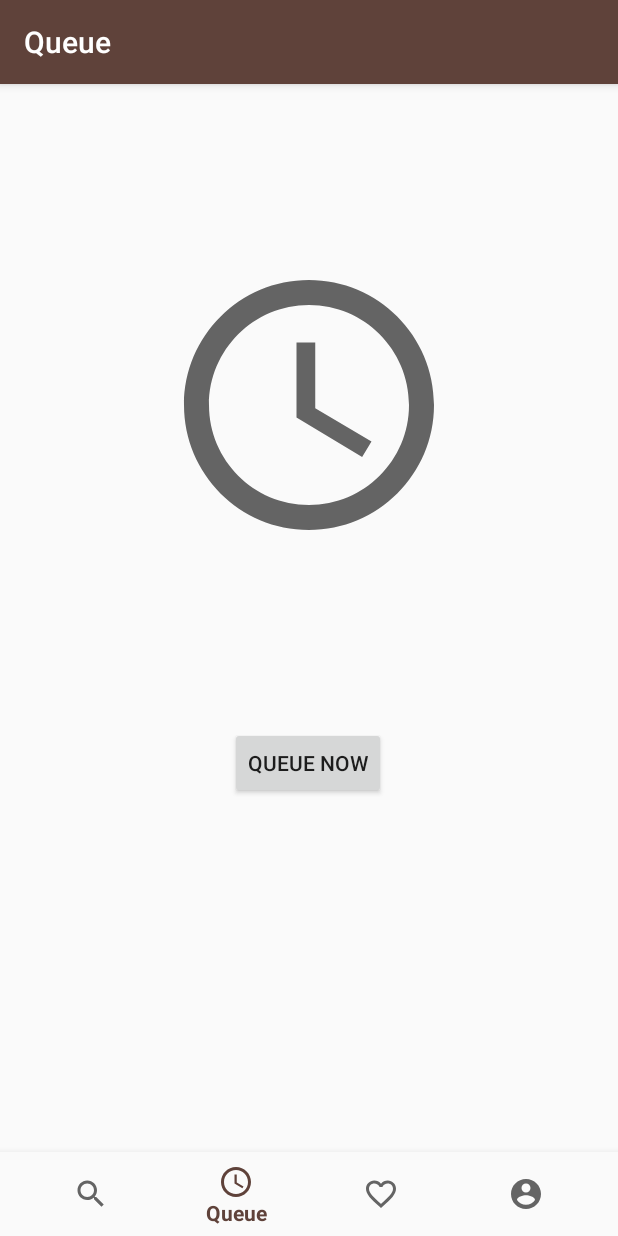
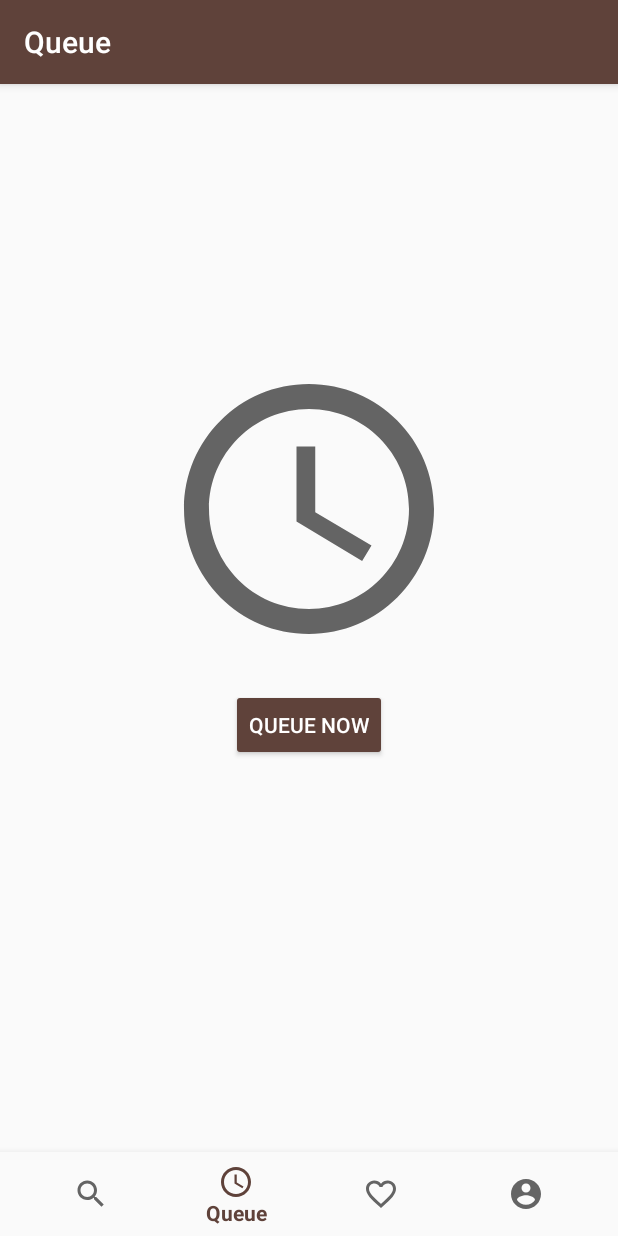
Before and after one commit to esinarta/LoCafe, an Android app: the QueueFragment screen opened through its navigation route, on a phone screen of 412 x 824 dp. Run offline under Robolectric (Android 15) with nearby library versions, the phone set to English and light mode, and no system bars; our stand-ins replace navigation-ui.

Commit message:
styled search box and buttons for search and queue pages

```diff
--- a/app/src/main/res/layout/fragment_queue.xml
+++ b/app/src/main/res/layout/fragment_queue.xml
@@ -1,80 +1,76 @@
 <?xml version="1.0" encoding="utf-8"?>
-<androidx.constraintlayout.widget.ConstraintLayout xmlns:android="http://schemas.android.com/apk/res/android"
+<LinearLayout xmlns:android="http://schemas.android.com/apk/res/android"
     xmlns:app="http://schemas.android.com/apk/res-auto"
     xmlns:tools="http://schemas.android.com/tools"
     android:layout_width="match_parent"
     android:layout_height="match_parent"
+    android:orientation="vertical"
     tools:context=".ui.queue.QueueFragment">
 
-    <androidx.constraintlayout.widget.ConstraintLayout
-        android:id="@+id/queue_queued_layout"
-        android:layout_width="match_parent"
-        android:layout_height="match_parent"
-        android:visibility="gone">
+<!--    <androidx.constraintlayout.widget.ConstraintLayout-->
+<!--        android:id="@+id/queue_queued_layout"-->
+<!--        android:layout_width="match_parent"-->
+<!--        android:layout_height="match_parent"-->
+<!--        android:visibility="gone">-->
 
-        <Button
-            android:id="@+id/unqueue"
-            android:layout_width="wrap_content"
-            android:layout_height="wrap_content"
-            android:layout_marginStart="148dp"
-            android:layout_marginTop="56dp"
-            android:text="@string/queue_unqueue"
-            android:textAlignment="center"
-            app:layout_constraintStart_toStartOf="parent"
-            app:layout_constraintTop_toBottomOf="@+id/queue_number" />
+<!--        <Button-->
+<!--            android:id="@+id/unqueue"-->
+<!--            android:layout_width="wrap_content"-->
+<!--            android:layout_height="wrap_content"-->
+<!--            android:layout_marginStart="148dp"-->
+<!--            android:layout_marginTop="56dp"-->
+<!--            android:text="@string/queue_unqueue"-->
+<!--            android:textAlignment="center"-->
+<!--            app:layout_constraintStart_toStartOf="parent"-->
+<!--            app:layout_constraintTop_toBottomOf="@+id/queue_number" />-->
 
-        <TextView
-            android:id="@+id/queue_number"
-            android:layout_width="208dp"
-            android:layout_height="97dp"
-            android:layout_marginStart="101dp"
-            android:layout_marginTop="71dp"
-            android:text="@string/queue_number_ph"
-            android:textAlignment="center"
-            android:textSize="72sp"
-            app:layout_constraintStart_toStartOf="parent"
-            app:layout_constraintTop_toBottomOf="@+id/queue_text_queued" />
+<!--        <TextView-->
+<!--            android:id="@+id/queue_number"-->
+<!--            android:layout_width="208dp"-->
+<!--            android:layout_height="97dp"-->
+<!--            android:layout_marginStart="101dp"-->
+<!--            android:layout_marginTop="71dp"-->
+<!--            android:text="@string/queue_number_ph"-->
+<!--            android:textAlignment="center"-->
+<!--            android:textSize="72sp"-->
+<!--            app:layout_constraintStart_toStartOf="parent"-->
+<!--            app:layout_constraintTop_toBottomOf="@+id/queue_text_queued" />-->
 
-        <TextView
-            android:id="@+id/queue_text_queued"
-            android:layout_width="340dp"
-            android:layout_height="52dp"
-            android:layout_marginStart="35dp"
-            android:layout_marginTop="143dp"
-            android:text="@string/queue_text_queued"
-            android:textAlignment="textStart"
-            android:textSize="24sp"
-            app:layout_constraintStart_toStartOf="parent"
-            app:layout_constraintTop_toTopOf="parent" />
-    </androidx.constraintlayout.widget.ConstraintLayout>
+<!--        <TextView-->
+<!--            android:id="@+id/queue_text_queued"-->
+<!--            android:layout_width="340dp"-->
+<!--            android:layout_height="52dp"-->
+<!--            android:layout_marginStart="35dp"-->
+<!--            android:layout_marginTop="143dp"-->
+<!--            android:text="@string/queue_text_queued"-->
+<!--            android:textAlignment="textStart"-->
+<!--            android:textSize="24sp"-->
+<!--            app:layout_constraintStart_toStartOf="parent"-->
+<!--            app:layout_constraintTop_toTopOf="parent" />-->
+<!--    </androidx.constraintlayout.widget.ConstraintLayout>-->
 
-    <androidx.constraintlayout.widget.ConstraintLayout
+    <LinearLayout
         android:id="@+id/queue_unqueued_layout"
         android:layout_width="match_parent"
         android:layout_height="match_parent"
-        tools:layout_editor_absoluteX="77dp"
-        tools:layout_editor_absoluteY="59dp">
+        android:orientation="vertical">
 
         <TextView
             android:id="@+id/text_queue"
             android:layout_width="match_parent"
             android:layout_height="wrap_content"
-            android:layout_marginTop="316dp"
+            android:layout_marginTop="100dp"
             android:text="@string/queue_text_unqueued"
             android:textAlignment="center"
             android:textSize="20sp"
             app:layout_constraintStart_toStartOf="parent"
             app:layout_constraintTop_toTopOf="parent" />
 
-        <Button
-            android:id="@+id/queue_now"
+        <LinearLayout
             android:layout_width="wrap_content"
             android:layout_height="wrap_content"
-            android:layout_marginStart="153dp"
-            android:layout_marginTop="29dp"
-            android:text="@string/queue_queuenow"
-            app:layout_constraintStart_toStartOf="parent"
-            app:layout_constraintTop_toBottomOf="@+id/text_queue" />
+            android:orientation="vertical"
+            android:layout_gravity="center">
 
             <ImageView
                 android:id="@+id/queue_image"
@@ -82,11 +78,21 @@
                 android:layout_height="200dp"
                 android:layout_gravity="center"
                 android:contentDescription="Account Icon"
-            android:src="@drawable/ic_baseline_schedule_24"
-            app:layout_constraintBottom_toTopOf="@+id/text_queue"
-            app:layout_constraintEnd_toEndOf="parent"
-            app:layout_constraintStart_toStartOf="parent"
-            app:layout_constraintTop_toTopOf="parent" />
-    </androidx.constraintlayout.widget.ConstraintLayout>
+                android:src="@drawable/ic_baseline_schedule_24" />
 
-</androidx.constraintlayout.widget.ConstraintLayout>
+            <Button
+                android:id="@+id/queue_now"
+                android:text="@string/queue_queuenow"
+                android:layout_width="wrap_content"
+                android:layout_height="wrap_content"
+                android:layout_gravity="center"
+                android:layout_marginTop="20dp"
+                style="@style/Widget.AppCompat.Button.Colored"
+                android:backgroundTint="@color/colorPrimary"
+                android:textColor="@color/colorAccentLight"/>
+
+        </LinearLayout>
+
+    </LinearLayout>
+
+</LinearLayout>
--- a/app/src/main/res/values/colors.xml
+++ b/app/src/main/res/values/colors.xml
@@ -3,4 +3,5 @@
     <color name="colorPrimary">#5F423A</color>
     <color name="colorPrimaryDark">#CB4848</color>
     <color name="colorAccent">#262323</color>
+    <color name="colorAccentLight">#FFFFFF</color>
 </resources>
```
Also changed, not shown: app/src/main/java/ca/bcit/locafe/ui/search/SearchFragment.java (+21 -0 lines), app/src/main/res/drawable/background.xml (added, +9 -0 lines), app/src/main/res/layout/fragment_search.xml (+19 -9 lines). Lines whose indentation alone changed are shown as unchanged.
